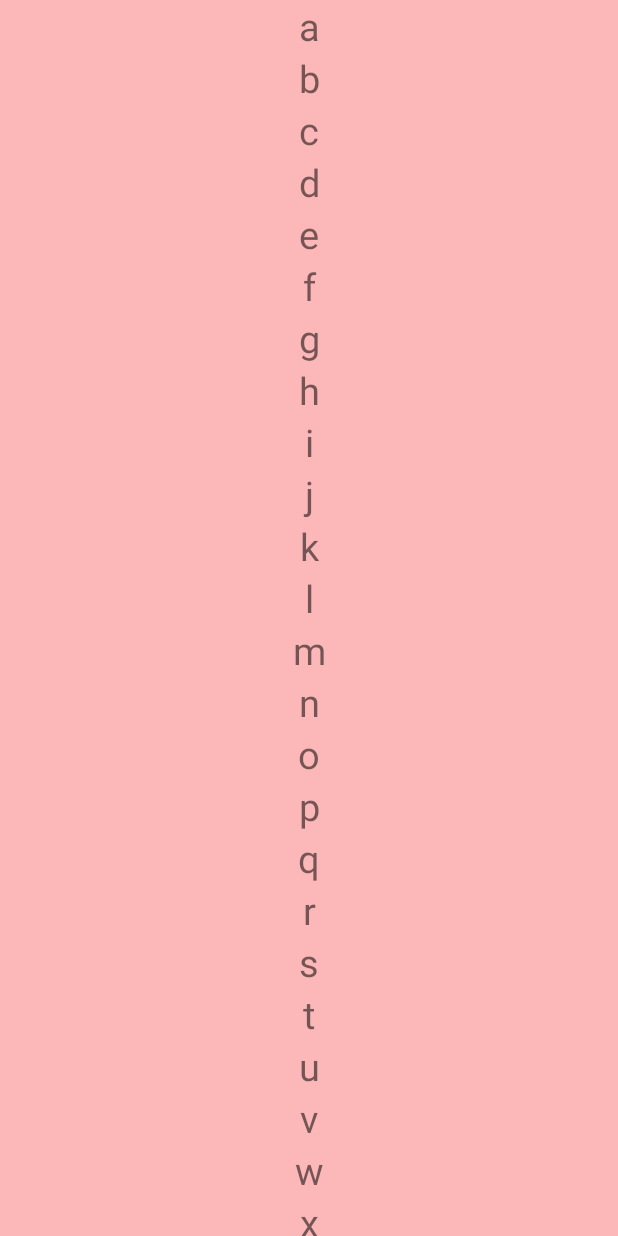
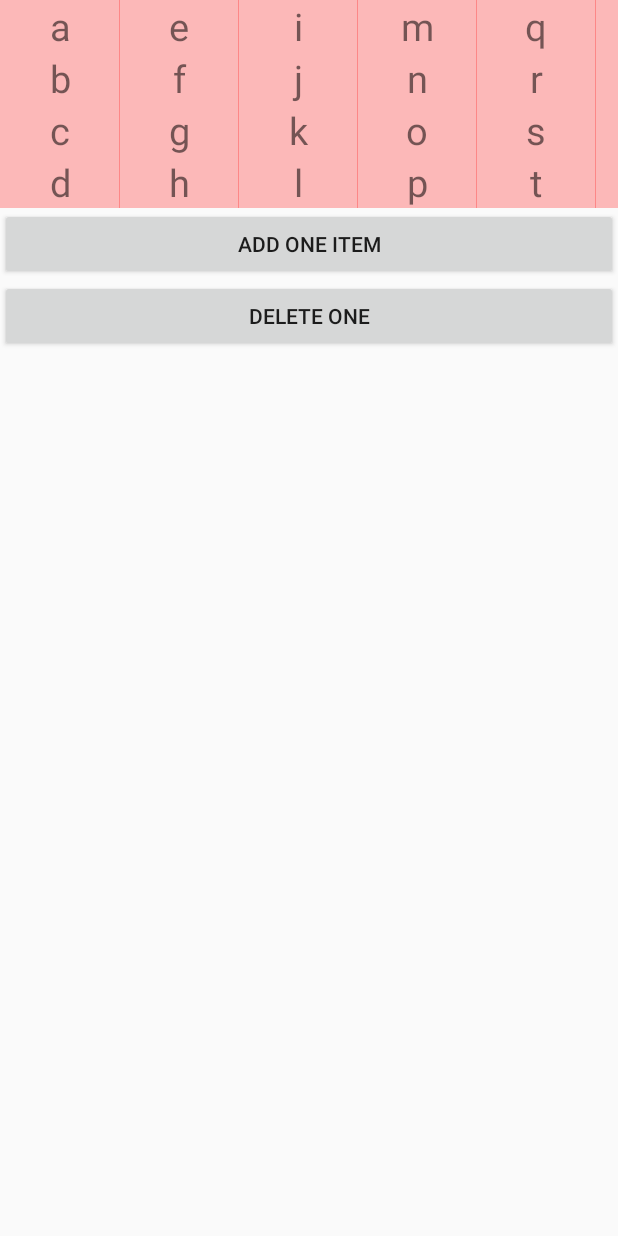
Before and after one commit to CallMeInk/MyDefinedView, an Android app: the RecyclerViewActivity screen opened directly, with no data from a screen before it, on a phone screen of 412 x 824 dp. Run offline under Robolectric (Android 15) with nearby library versions, the phone set to English and light mode, and no system bars.

Commit message:
recyclerView 动画添加 item onclick onLongClick事件添加

```diff
--- a/app/src/main/java/com/example/yukai/mydefinedview/BasicView/RecyclerView/MyRecyclerViewAdapter.java
+++ b/app/src/main/java/com/example/yukai/mydefinedview/BasicView/RecyclerView/MyRecyclerViewAdapter.java
@@ -3,9 +3,12 @@ package com.example.yukai.mydefinedview.BasicView.RecyclerView;
 import android.content.Context;
 import android.support.v7.widget.RecyclerView;
 import android.view.LayoutInflater;
+import android.view.View;
 import android.view.ViewGroup;
+import android.widget.Toast;
 
 import com.example.yukai.mydefinedview.R;
+import com.example.yukai.mydefinedview.Utils.CommonUtils;
 
 import java.util.ArrayList;
 
@@ -17,6 +20,7 @@ public class MyRecyclerViewAdapter extends RecyclerView.Adapter<MyViewHolder>{
 
     private ArrayList<String> mDatas;
     private Context mContext;
+    private OnItemClickListener mOnItemClickListener;
 
     public MyRecyclerViewAdapter(ArrayList<String> datas, Context context){
         mDatas = datas;
@@ -36,7 +40,33 @@ public class MyRecyclerViewAdapter extends RecyclerView.Adapter<MyViewHolder>{
     }
 
     @Override
-    public void onBindViewHolder(MyViewHolder holder, int position) {
+    public void onBindViewHolder(final MyViewHolder holder, final int position) {
         holder.mTextView.setText(mDatas.get(position));
+        holder.mItemView.setOnClickListener(new View.OnClickListener() {
+            @Override
+            public void onClick(View v) {
+                if (mOnItemClickListener != null){
+                    mOnItemClickListener.onItemClick(holder.mItemView, position);
+                }
+            }
+        });
+        holder.mItemView.setOnLongClickListener(new View.OnLongClickListener(){
+            @Override
+            public boolean onLongClick(View v) {
+                if (mOnItemClickListener != null){
+                    mOnItemClickListener.onItemLongClick(holder.mItemView, position);
+                }
+                return false;
+            }
+        });
+    }
+
+    public void setOnItemClickListener(OnItemClickListener onItemClickListener){
+        mOnItemClickListener = onItemClickListener;
+    }
+
+    public interface OnItemClickListener{
+        void onItemClick(View view, int position);
+        void onItemLongClick(View view, int position);
     }
 }
--- a/app/src/main/java/com/example/yukai/mydefinedview/BasicView/RecyclerView/MyViewHolder.java
+++ b/app/src/main/java/com/example/yukai/mydefinedview/BasicView/RecyclerView/MyViewHolder.java
@@ -13,9 +13,11 @@ import com.example.yukai.mydefinedview.R;
 public class MyViewHolder extends RecyclerView.ViewHolder{
 
     public TextView mTextView;
+    public View mItemView;
 
     public MyViewHolder(View view){
         super(view);
+        mItemView = view;
         mTextView = (TextView) view.findViewById(R.id.recycler_view_item_tv);
     }
 }
--- a/app/src/main/java/com/example/yukai/mydefinedview/BasicView/RecyclerView/RecyclerViewActivity.java
+++ b/app/src/main/java/com/example/yukai/mydefinedview/BasicView/RecyclerView/RecyclerViewActivity.java
@@ -2,12 +2,17 @@ package com.example.yukai.mydefinedview.BasicView.RecyclerView;
 
 import android.app.Activity;
 import android.os.Bundle;
+import android.support.v7.widget.DefaultItemAnimator;
+import android.support.v7.widget.GridLayoutManager;
 import android.support.v7.widget.LinearLayoutManager;
 import android.support.v7.widget.RecyclerView;
+import android.support.v7.widget.StaggeredGridLayoutManager;
 import android.view.MotionEvent;
 import android.view.View;
+import android.widget.Button;
 
 import com.example.yukai.mydefinedview.R;
+import com.example.yukai.mydefinedview.Utils.CommonUtils;
 
 import java.util.ArrayList;
 
@@ -15,11 +20,13 @@ import java.util.ArrayList;
  * Created by yukai on 2017/10/18.
  */
 
-public class RecyclerViewActivity extends Activity{
+public class RecyclerViewActivity extends Activity implements View.OnClickListener{
 
     private ArrayList<String> mDatas;
     private RecyclerView mRecyclerView;
     private MyRecyclerViewAdapter mAdapter;
+    private Button mAddBtn;
+    private Button mDeleteBtn;
 
     @Override
     protected void onCreate(Bundle savedInstanceState) {
@@ -27,17 +34,39 @@ public class RecyclerViewActivity extends Activity{
         setContentView(R.layout.recycler_view_test_layout);
         initDatas();
         mAdapter = new MyRecyclerViewAdapter(mDatas, this);
+        mAdapter.setOnItemClickListener(new MyRecyclerViewAdapter.OnItemClickListener() {
+            @Override
+            public void onItemClick(View view, int position) {
+                CommonUtils.showToast(RecyclerViewActivity.this, "position : " + position + "  item click");
+            }
+
+            @Override
+            public void onItemLongClick(View view, int position) {
+                CommonUtils.showToast(RecyclerViewActivity.this, "position : " + position + "  item long click");
+            }
+        });
         mRecyclerView = (RecyclerView) findViewById(R.id.recycler_view);
-        mRecyclerView.setLayoutManager(new LinearLayoutManager(this));
+        mAddBtn = (Button) findViewById(R.id.add_one);
+        mAddBtn.setOnClickListener(this);
+        mDeleteBtn = (Button) findViewById(R.id.delete_one);
+        mDeleteBtn.setOnClickListener(this);
+        //竖直排列LinearLayout
+        //mRecyclerView.setLayoutManager(new LinearLayoutManager(this));
+        //4列 GridLayoutManager
+        //mRecyclerView.setLayoutManager(new GridLayoutManager(this, 4));
+        //水平 StaggredGridLayoutManager
+        mRecyclerView.setLayoutManager(new StaggeredGridLayoutManager(4, StaggeredGridLayoutManager.HORIZONTAL));
         mRecyclerView.setAdapter(mAdapter);
         mRecyclerView.addItemDecoration(new MyDividerItemDecoration(this, MyDividerItemDecoration.VERTICAL_LIST));
-        mRecyclerView.setOnTouchListener(new View.OnTouchListener() {
-            @Override
-            public boolean onTouch(View v, MotionEvent event) {
-                int action = event.getAction();
-                return false;
-            }
-        });
+        mRecyclerView.setItemAnimator(new DefaultItemAnimator());
+//        mRecyclerView.setOnTouchListener(new View.OnTouchListener() {
+//            @Override
+//            public boolean onTouch(View v, MotionEvent event) {
+//                int action = event.getAction();
+//                return false;
+//            }
+//        });
+        //scrolltoposition只会滑到对应index的item可见，并不能保证该item在可见的第一个位置。如果该item已经处于可见位置，则不会滑动
         //mRecyclerView.scrollToPosition(5);
     }
 
@@ -47,4 +76,16 @@ public class RecyclerViewActivity extends Activity{
             mDatas.add(i + "");
         }
     }
+
+    @Override
+    public void onClick(View v) {
+        int id = v.getId();
+        if (id == R.id.add_one){
+            mDatas.add(5, "insert one");
+            mAdapter.notifyItemInserted(5);
+        }else{
+            mDatas.remove(5);
+            mAdapter.notifyItemRemoved(5);
+        }
+    }
 }
--- a/app/src/main/res/layout/recycler_view_item.xml
+++ b/app/src/main/res/layout/recycler_view_item.xml
@@ -1,12 +1,12 @@
 <?xml version="1.0" encoding="utf-8"?>
 <LinearLayout xmlns:android="http://schemas.android.com/apk/res/android"
     android:orientation="vertical"
-    android:layout_width="match_parent"
+    android:layout_width="wrap_content"
     android:layout_height="wrap_content">
 
     <TextView
         android:id="@+id/recycler_view_item_tv"
-        android:layout_width="match_parent"
+        android:layout_width="80dp"
         android:layout_height="wrap_content"
         android:gravity="center"
         android:textSize="25dp"
--- a/app/src/main/res/layout/recycler_view_test_layout.xml
+++ b/app/src/main/res/layout/recycler_view_test_layout.xml
@@ -12,4 +12,16 @@
         android:divider="#ff0000"
         android:dividerHeight="5dp"/>
 
+    <Button
+        android:id="@+id/add_one"
+        android:layout_width="match_parent"
+        android:layout_height="wrap_content"
+        android:text="add one item"/>
+
+    <Button
+        android:id="@+id/delete_one"
+        android:layout_width="match_parent"
+        android:layout_height="wrap_content"
+        android:text="delete one"/>
+
 </LinearLayout>
```
Also changed, not shown: app/src/main/java/com/example/yukai/mydefinedview/Utils/CommonUtils.java (+11 -0 lines).
